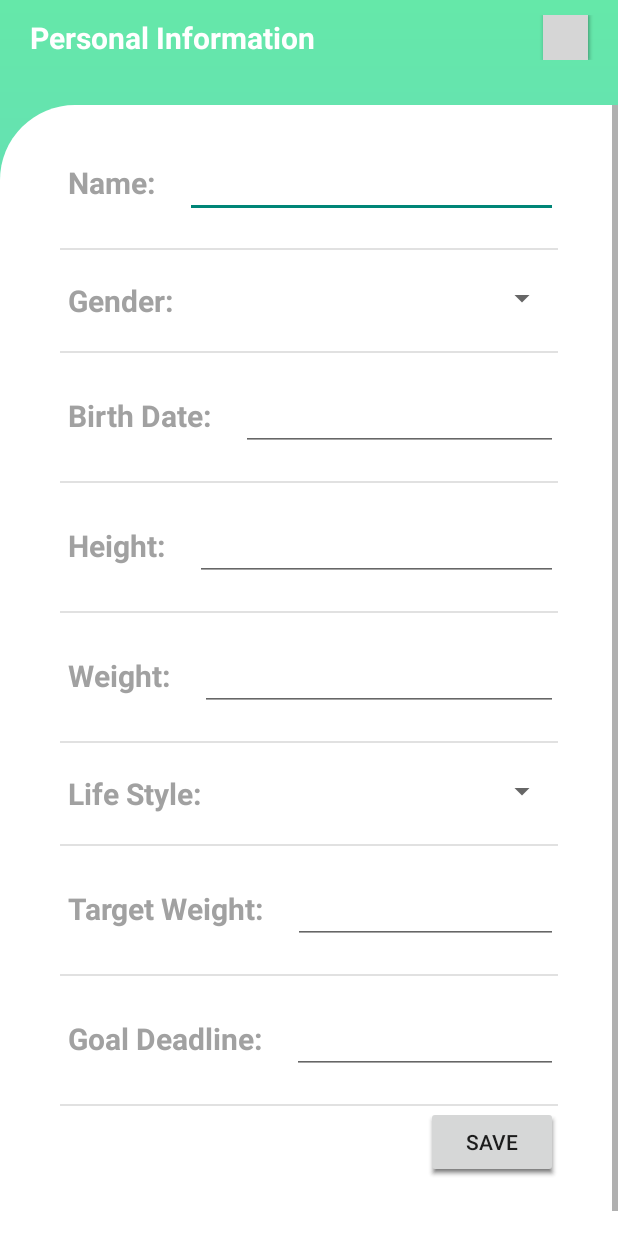
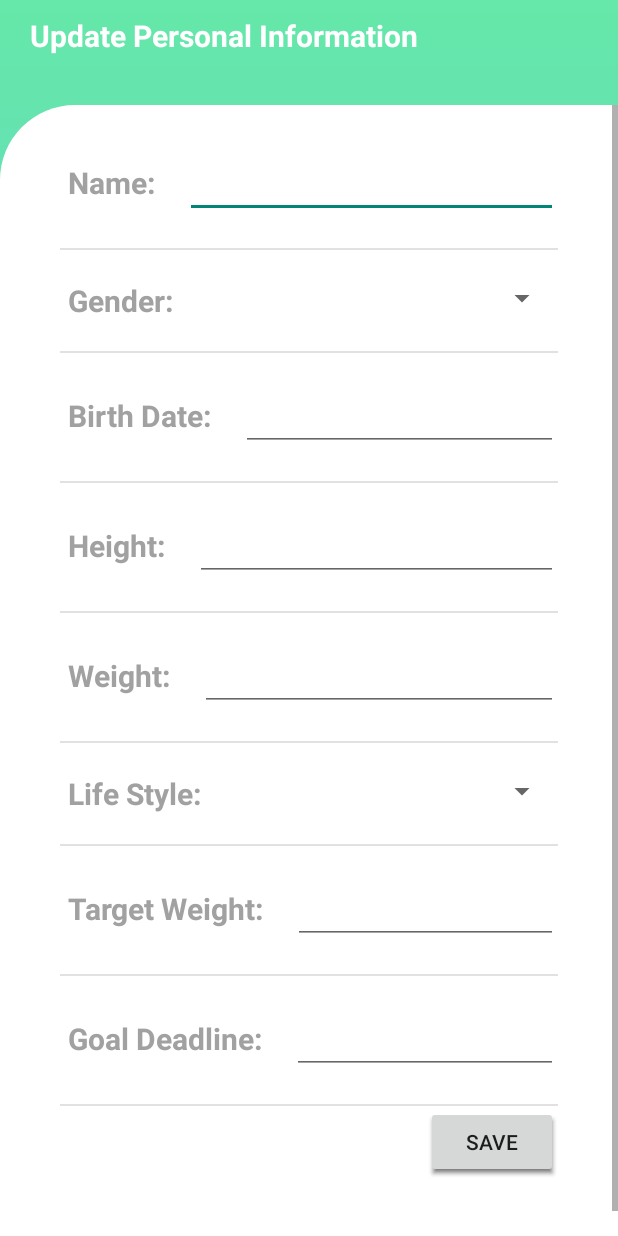
Before and after one commit to jppsilva10/CM_projeto, an Android app: the layout fragment_update_profile.xml on its own in the app's theme, with its tools: preview values and no code run, on a phone screen of 412 x 824 dp. Run offline under Robolectric (Android 15) with nearby library versions, the phone set to English and light mode, and no system bars; grey boxes are pictures that could not be loaded.

Commit message:
update profile

```diff
--- a/FitnessAdvisor/app/src/main/res/layout/fragment_update_profile.xml
+++ b/FitnessAdvisor/app/src/main/res/layout/fragment_update_profile.xml
@@ -30,24 +30,13 @@
                     android:layout_height="wrap_content"
                     android:layout_gravity="center"
                     android:layout_marginLeft="20dp"
-                    android:text="Personal Information"
+                    android:text="Update Personal Information"
                     android:textColor="#FFFFFF"
                     android:textSize="20dp"
                     android:textStyle="bold"
                     app:layout_constraintBottom_toBottomOf="parent"
                     app:layout_constraintStart_toStartOf="parent"
                     app:layout_constraintTop_toTopOf="parent" />
-
-                <Button
-                    android:id="@+id/button"
-                    android:layout_width="30dp"
-                    android:layout_height="30dp"
-                    android:layout_gravity="right"
-                    android:layout_marginRight="20dp"
-                    android:background="@drawable/ic_edit"
-                    app:layout_constraintEnd_toEndOf="parent"
-                    app:layout_constraintTop_toTopOf="parent"
-                    tools:ignore="TouchTargetSizeCheck" />
 
             </androidx.constraintlayout.widget.ConstraintLayout>
 
@@ -118,7 +107,7 @@
                         android:textStyle="bold" />
 
                     <Spinner
-                        android:id="@+id/genderValue"
+                        android:id="@+id/genderValueSpinner"
                         android:layout_width="wrap_content"
                         android:layout_height="wrap_content"
                         android:layout_marginRight="20dp"
@@ -155,7 +144,7 @@
                         android:layout_marginRight="20dp"
                         android:layout_weight="1"
                         android:ems="10"
-                        android:inputType="date" />
+                        android:inputType="none" />
 
                 </LinearLayout>
 
@@ -247,7 +236,7 @@
                         android:textStyle="bold" />
 
                     <Spinner
-                        android:id="@+id/lifeStyleValue"
+                        android:id="@+id/lifeStyleValueSpinner"
                         android:layout_width="wrap_content"
                         android:layout_height="wrap_content"
                         android:layout_marginRight="20dp"
@@ -317,8 +306,7 @@
                         android:layout_marginRight="20dp"
                         android:layout_weight="1"
                         android:ems="10"
-                        android:inputType="date"
-                        android:text="" />
+                        android:inputType="none"/>
 
                 </LinearLayout>
 
```
Also changed, not shown: FitnessAdvisor/app/src/main/java/com/example/fitnessadvisor/AccountFragment.java (+33 -4 lines), FitnessAdvisor/app/src/main/java/com/example/fitnessadvisor/UpdateProfileFragment.java (+34 -9 lines), FitnessAdvisor/app/src/main/res/layout/fragment_account.xml (+7 -7 lines).
